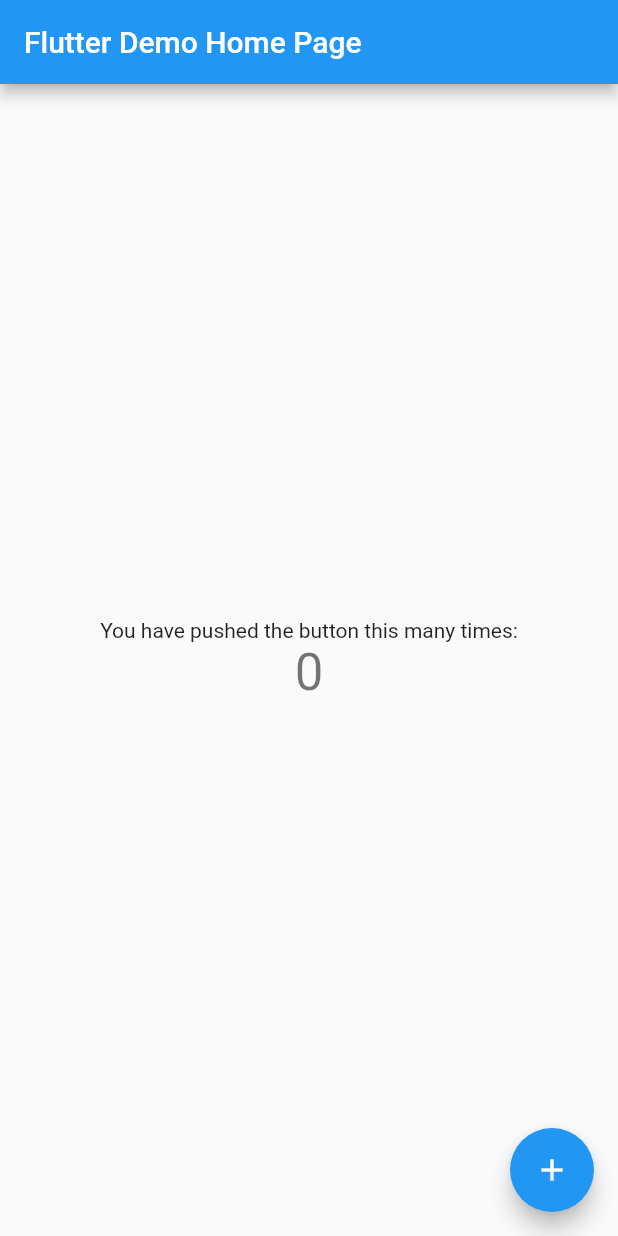
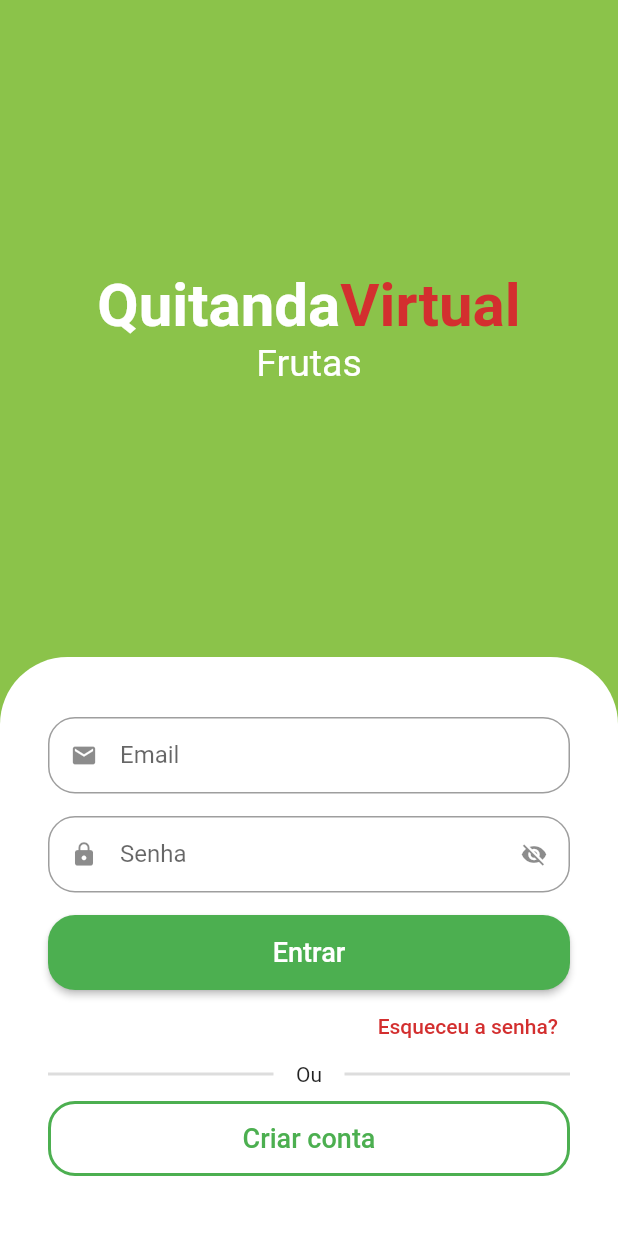
Before and after one commit to arlindogarcia/quitanta_flutter, a Flutter app: the screen it shows after launch, on a phone screen of 412 x 824 dp. Run offline on Flutter 3.47's test engine with Material 2 defaults, Android fonts, the light colour scheme and no system bars; drawn by our look-alikes of animated_text_kit.

Commit message:
Feat: tela de login

```diff
--- a/lib/main.dart
+++ b/lib/main.dart
@@ -1,4 +1,5 @@
 import 'package:flutter/material.dart';
+import 'package:quitanta_flutter/src/auth/sign_in_screen.dart';
 
 void main() {
   runApp(const MyApp());
@@ -13,103 +14,10 @@
     return MaterialApp(
       title: 'Flutter Demo',
       theme: ThemeData(
-        // This is the theme of your application.
-        //
-        // Try running your application with "flutter run". You'll see the
-        // application has a blue toolbar. Then, without quitting the app, try
-        // changing the primarySwatch below to Colors.green and then invoke
-        // "hot reload" (press "r" in the console where you ran "flutter run",
-        // or simply save your changes to "hot reload" in a Flutter IDE).
-        // Notice that the counter didn't reset back to zero; the application
-        // is not restarted.
-        primarySwatch: Colors.blue,
+        primarySwatch: Colors.green,
       ),
-      home: const MyHomePage(title: 'Flutter Demo Home Page'),
+      debugShowCheckedModeBanner: false,
+      home: const SignInScreen(),
     );
   }
 }
-
-class MyHomePage extends StatefulWidget {
-  const MyHomePage({Key? key, required this.title}) : super(key: key);
-
-  // This widget is the home page of your application. It is stateful, meaning
-  // that it has a State object (defined below) that contains fields that affect
-  // how it looks.
-
-  // This class is the configuration for the state. It holds the values (in this
-  // case the title) provided by the parent (in this case the App widget) and
-  // used by the build method of the State. Fields in a Widget subclass are
-  // always marked "final".
-
-  final String title;
-
-  @override
-  State<MyHomePage> createState() => _MyHomePageState();
-}
-
-class _MyHomePageState extends State<MyHomePage> {
-  int _counter = 0;
-
-  void _incrementCounter() {
-    setState(() {
-      // This call to setState tells the Flutter framework that something has
-      // changed in this State, which causes it to rerun the build method below
-      // so that the display can reflect the updated values. If we changed
-      // _counter without calling setState(), then the build method would not be
-      // called again, and so nothing would appear to happen.
-      _counter++;
-    });
-  }
-
-  @override
-  Widget build(BuildContext context) {
-    // This method is rerun every time setState is called, for instance as done
-    // by the _incrementCounter method above.
-    //
-    // The Flutter framework has been optimized to make rerunning build methods
-    // fast, so that you can just rebuild anything that needs updating rather
-    // than having to individually change instances of widgets.
-    return Scaffold(
-      appBar: AppBar(
-        // Here we take the value from the MyHomePage object that was created by
-        // the App.build method, and use it to set our appbar title.
-        title: Text(widget.title),
-      ),
-      body: Center(
-        // Center is a layout widget. It takes a single child and positions it
-        // in the middle of the parent.
-        child: Column(
-          // Column is also a layout widget. It takes a list of children and
-          // arranges them vertically. By default, it sizes itself to fit its
-          // children horizontally, and tries to be as tall as its parent.
-          //
-          // Invoke "debug painting" (press "p" in the console, choose the
-          // "Toggle Debug Paint" action from the Flutter Inspector in Android
-          // Studio, or the "Toggle Debug Paint" command in Visual Studio Code)
-          // to see the wireframe for each widget.
-          //
-          // Column has various properties to control how it sizes itself and
-          // how it positions its children. Here we use mainAxisAlignment to
-          // center the children vertically; the main axis here is the vertical
-          // axis because Columns are vertical (the cross axis would be
-          // horizontal).
-          mainAxisAlignment: MainAxisAlignment.center,
-          children: <Widget>[
-            const Text(
-              'You have pushed the button this many times:',
-            ),
-            Text(
-              '$_counter',
-              style: Theme.of(context).textTheme.headline4,
-            ),
-          ],
-        ),
-      ),
-      floatingActionButton: FloatingActionButton(
-        onPressed: _incrementCounter,
-        tooltip: 'Increment',
-        child: const Icon(Icons.add),
-      ), // This trailing comma makes auto-formatting nicer for build methods.
-    );
-  }
-}
--- /dev/null
+++ b/lib/src/auth/components/custom_text_field.dart
@@ -0,0 +1,56 @@
+import 'package:flutter/material.dart';
+
+class CustomTextField extends StatefulWidget {
+  final IconData icon;
+  final String label;
+  final bool isSecret;
+
+  const CustomTextField({
+    Key? key,
+    required this.icon,
+    required this.label,
+    this.isSecret = false,
+  }) : super(key: key);
+
+  @override
+  State<CustomTextField> createState() => _CustomTextFieldState();
+}
+
+class _CustomTextFieldState extends State<CustomTextField> {
+  bool isObscure = false;
+
+  @override
+  void initState() {
+    super.initState();
+
+    isObscure = widget.isSecret;
+  }
+
+  @override
+  Widget build(BuildContext context) {
+    return Padding(
+      padding: const EdgeInsets.only(bottom: 15),
+      child: TextFormField(
+        obscureText: isObscure,
+        decoration: InputDecoration(
+          prefixIcon: Icon(widget.icon),
+          suffixIcon: widget.isSecret
+              ? IconButton(
+                  onPressed: () {
+                    setState(() {
+                      isObscure = !isObscure;
+                    });
+                  },
+                  icon:
+                      Icon(isObscure ? Icons.visibility_off : Icons.visibility))
+              : null,
+          labelText: widget.label,
+          isDense: true,
+          border: OutlineInputBorder(
+            borderRadius: BorderRadius.circular(18),
+          ),
+        ),
+      ),
+    );
+  }
+}
--- /dev/null
+++ b/lib/src/auth/sign_in_screen.dart
@@ -0,0 +1,185 @@
+import 'package:animated_text_kit/animated_text_kit.dart';
+import 'package:flutter/material.dart';
+import 'package:quitanta_flutter/src/auth/components/custom_text_field.dart';
+import 'package:quitanta_flutter/src/config/custom_colors.dart';
+
+class SignInScreen extends StatelessWidget {
+  const SignInScreen({Key? key}) : super(key: key);
+
+  @override
+  Widget build(BuildContext context) {
+    final size = MediaQuery.of(context).size;
+
+    return Scaffold(
+      backgroundColor: CustomColors.customSwatchColor,
+      body: SingleChildScrollView(
+        child: SizedBox(
+          height: size.height,
+          width: size.width,
+          child: Column(
+            children: [
+              Expanded(
+                child: Column(
+                  mainAxisAlignment: MainAxisAlignment.center,
+                  children: [
+                    // Nome do app
+                    Text.rich(
+                      TextSpan(
+                        style: const TextStyle(
+                          fontSize: 40,
+                        ),
+                        children: [
+                          const TextSpan(
+                            text: 'Quitanda',
+                            style: TextStyle(
+                              color: Colors.white,
+                              fontWeight: FontWeight.bold,
+                            ),
+                          ),
+                          TextSpan(
+                            text: 'Virtual',
+                            style: TextStyle(
+                              color: CustomColors.customContrastColor,
+                              fontWeight: FontWeight.bold,
+                            ),
+                          ),
+                        ],
+                      ),
+                    ),
+
+                    // Categorias
+                    SizedBox(
+                      height: 30,
+                      child: DefaultTextStyle(
+                        style: const TextStyle(
+                          fontSize: 25,
+                        ),
+                        child: AnimatedTextKit(
+                          pause: Duration.zero,
+                          repeatForever: true,
+                          animatedTexts: [
+                            FadeAnimatedText('Frutas'),
+                            FadeAnimatedText('Verduras'),
+                            FadeAnimatedText('Legumes'),
+                            FadeAnimatedText('Carnes'),
+                            FadeAnimatedText('Cereais'),
+                            FadeAnimatedText('Lasticíneos'),
+                          ],
+                        ),
+                      ),
+                    ),
+                  ],
+                ),
+              ),
+              // Formulário
+              Container(
+                  padding: const EdgeInsets.symmetric(
+                    horizontal: 32,
+                    vertical: 40,
+                  ),
+                  decoration: const BoxDecoration(
+                    color: Colors.white,
+                    borderRadius: BorderRadius.vertical(
+                      top: Radius.circular(45),
+                    ),
+                  ),
+                  child: Column(
+                    crossAxisAlignment: CrossAxisAlignment.stretch,
+                    children: [
+                      // Campo email
+                      const CustomTextField(
+                        icon: Icons.email,
+                        label: 'Email',
+                      ),
+                      // Campo Senha
+                      const CustomTextField(
+                        icon: Icons.lock,
+                        label: 'Senha',
+                        isSecret: true,
+                      ),
+                      // Botão de entrar
+                      SizedBox(
+                        height: 50,
+                        child: ElevatedButton(
+                          style: ElevatedButton.styleFrom(
+                            shape: RoundedRectangleBorder(
+                              borderRadius: BorderRadius.circular(18),
+                            ),
+                          ),
+                          onPressed: () {},
+                          child: const Text(
+                            'Entrar',
+                            style: TextStyle(
+                              fontSize: 18,
+                            ),
+                          ),
+                        ),
+                      ),
+                      // Esqueceu a senha
+                      Align(
+                        alignment: Alignment.centerRight,
+                        child: TextButton(
+                          onPressed: () {},
+                          child: Text(
+                            'Esqueceu a senha?',
+                            style: TextStyle(
+                              color: CustomColors.customContrastColor,
+                            ),
+                          ),
+                        ),
+                      ),
+                      // Divisor
+                      Padding(
+                        padding: const EdgeInsets.only(bottom: 10),
+                        child: Row(
+                          children: [
+                            Expanded(
+                              child: Divider(
+                                color: Colors.grey.withAlpha(90),
+                                thickness: 2,
+                              ),
+                            ),
+                            const Padding(
+                              padding: EdgeInsets.symmetric(horizontal: 15),
+                              child: Text('Ou'),
+                            ),
+                            Expanded(
+                              child: Divider(
+                                color: Colors.grey.withAlpha(90),
+                                thickness: 2,
+                              ),
+                            ),
+                          ],
+                        ),
+                      ),
+                      // Botão criar conta
+                      SizedBox(
+                        height: 50,
+                        child: OutlinedButton(
+                          onPressed: () {},
+                          style: OutlinedButton.styleFrom(
+                            shape: RoundedRectangleBorder(
+                              borderRadius: BorderRadius.circular(18),
+                            ),
+                            side: const BorderSide(
+                              width: 2,
+                              color: Colors.green,
+                            ),
+                          ),
+                          child: const Text(
+                            'Criar conta',
+                            style: TextStyle(
+                              fontSize: 18,
+                            ),
+                          ),
+                        ),
+                      )
+                    ],
+                  )),
+            ],
+          ),
+        ),
+      ),
+    );
+  }
+}
--- /dev/null
+++ b/lib/src/config/custom_colors.dart
@@ -0,0 +1,21 @@
+import 'package:flutter/material.dart';
+
+Map<int, Color> _swatchOpacity = {
+  50: const Color.fromRGBO(139, 195, 74, .1),
+  100: const Color.fromRGBO(139, 195, 74, .2),
+  200: const Color.fromRGBO(139, 195, 74, .3),
+  300: const Color.fromRGBO(139, 195, 74, .4),
+  400: const Color.fromRGBO(139, 195, 74, .5),
+  500: const Color.fromRGBO(139, 195, 74, .6),
+  600: const Color.fromRGBO(139, 195, 74, .7),
+  700: const Color.fromRGBO(139, 195, 74, .8),
+  800: const Color.fromRGBO(139, 195, 74, .9),
+  900: const Color.fromRGBO(139, 195, 74, 1),
+};
+
+abstract class CustomColors {
+  static Color customContrastColor = Colors.red.shade700;
+
+  static MaterialColor customSwatchColor =
+      MaterialColor(0xFF8BC34A, _swatchOpacity);
+}
--- a/pubspec.yaml
+++ b/pubspec.yaml
@@ -34,6 +34,7 @@
   # The following adds the Cupertino Icons font to your application.
   # Use with the CupertinoIcons class for iOS style icons.
   cupertino_icons: ^1.0.2
+  animated_text_kit: ^4.2.2
 
 dev_dependencies:
   flutter_test:
```
Also changed, not shown: pubspec.lock.
